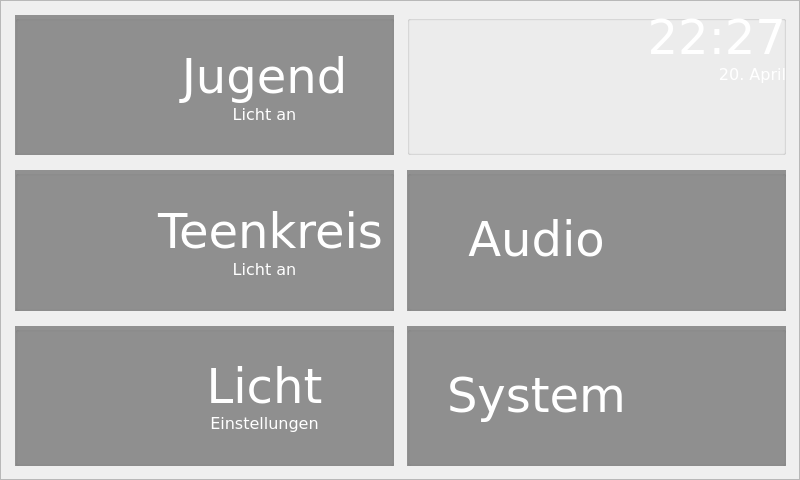
Above: JugendControllPanel/mainwindow.ui from mvu/jugendprojekt before the change. Below: the same form after it.
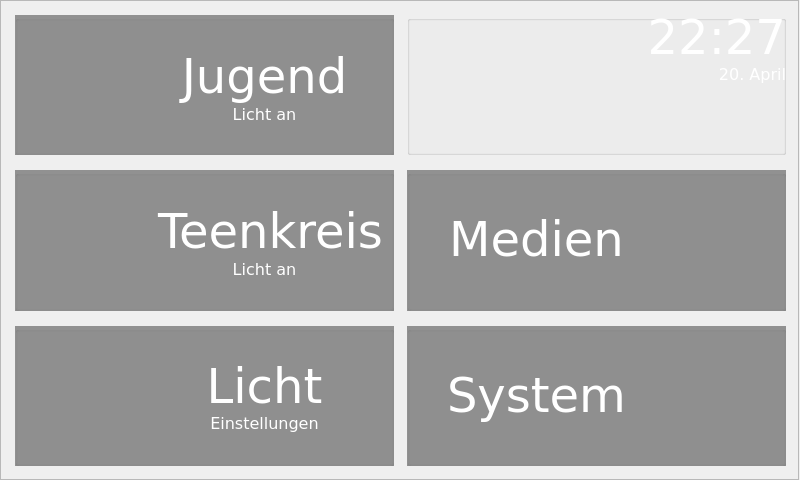
That is the form after the change. Icons and pictures are not drawn.

```diff
--- a/JugendControllPanel/mainwindow.ui
+++ b/JugendControllPanel/mainwindow.ui
@@ -617,7 +617,7 @@
          <enum>QFrame::Plain</enum>
         </property>
         <property name="text">
-         <string>&lt;html&gt;&lt;head/&gt;&lt;body&gt;&lt;p align=&quot;center&quot;&gt;&lt;span style=&quot; font-size:36pt;&quot;&gt;Audio&lt;/span&gt;&lt;/p&gt;&lt;/body&gt;&lt;/html&gt;</string>
+         <string>&lt;html&gt;&lt;head/&gt;&lt;body&gt;&lt;p align=&quot;center&quot;&gt;&lt;span style=&quot; font-size:36pt;&quot;&gt;Medien&lt;/span&gt;&lt;/p&gt;&lt;/body&gt;&lt;/html&gt;</string>
         </property>
         <property name="alignment">
          <set>Qt::AlignCenter</set>
@@ -1915,7 +1915,7 @@
      <rect>
       <x>0</x>
       <y>0</y>
-      <width>800</width>
+      <width>799</width>
       <height>480</height>
      </rect>
     </property>
```
